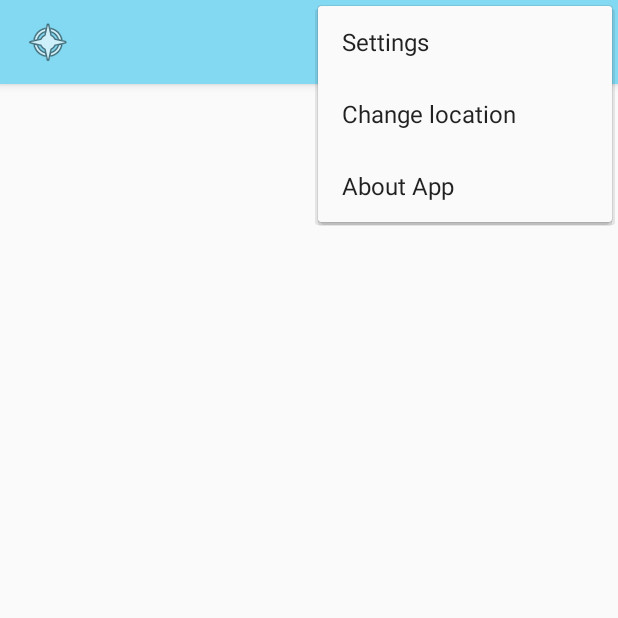
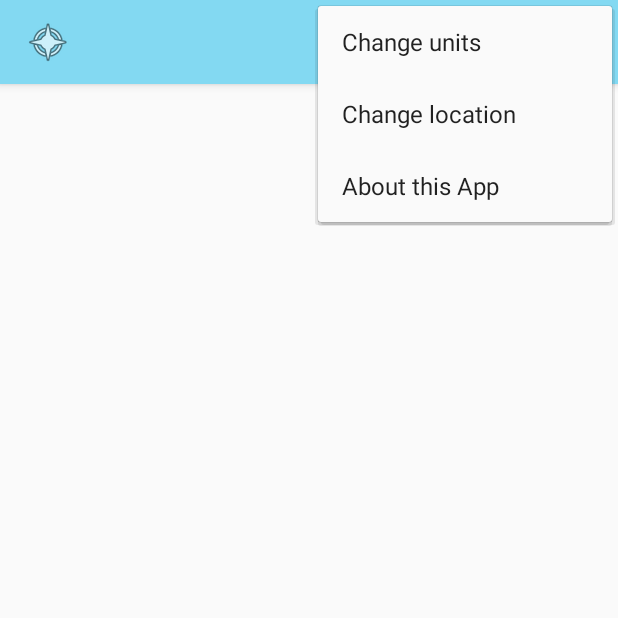
Before and after one commit to IrinaKolobova/WeatherApp, an Android app: the screen it shows after launch (MainActivity), with the options menu open, on a phone screen of 412 x 824 dp, the top half of it. Run offline under Robolectric (Android 15) with nearby library versions, the phone set to English and light mode, and no system bars; our stand-ins replace Picasso; pictures from the network do not load; 1 statement that could not run was skipped.

Commit message:
Code settings dialog

```diff
--- a/app/src/main/java/com/ivk/weatherapp/MainActivity.kt
+++ b/app/src/main/java/com/ivk/weatherapp/MainActivity.kt
@@ -3,7 +3,6 @@ package com.ivk.weatherapp
 import android.Manifest
 import android.annotation.SuppressLint
 import android.content.Context
-import android.content.Intent
 import android.content.pm.PackageManager
 import android.location.Geocoder
 import android.location.Location
@@ -299,7 +298,7 @@ class MainActivity : AppCompatActivity(), GetRawData.OnDownloadComplete,
 
     override fun onCreateOptionsMenu(menu: Menu): Boolean {
         // Inflate the menu; this adds items to the action bar if it is present
-        menuInflater.inflate(R.menu.menu_main, menu)
+        menuInflater.inflate(R.menu.menu, menu)
         return true
     }
 
@@ -308,14 +307,14 @@ class MainActivity : AppCompatActivity(), GetRawData.OnDownloadComplete,
         // automatically handle clicks on the Home/Up button, so long
         // as you specify a parent activity in AndroidManifest.xml.
         return when (item.itemId) {
-            R.id.menumain_settings -> {
+            R.id.menu_settings -> {
                 val dialog = SettingsDialog()
                 dialog.show(supportFragmentManager, null)
                 return true
             }
             else -> super.onOptionsItemSelected(item)
             // TODO: create about dialog
-            //R.id.menumain_about -> showAboutDialog()
+            //R.id.menu_about -> showAboutDialog()
 //            android.R.id.home -> {
 //                Log.d(TAG, "onOptionsItemSelected: home button pressed")
 //                val fragment = findFragmentById(R.id.task_details_container)
@@ -331,12 +330,4 @@ class MainActivity : AppCompatActivity(), GetRawData.OnDownloadComplete,
 //            }
         }
     }
-
-    fun changeLocation(view: View) {
-        // TODO: fill LocationChangeDialog class
-        val dialog = LocationChangeDialog()
-        //dialog.show(supportFragmentManager, null)
-    }
-
-
 }
--- a/app/src/main/res/layout/activity_main.xml
+++ b/app/src/main/res/layout/activity_main.xml
@@ -25,12 +25,11 @@
                 android:gravity="start|center_vertical">
 
                 <ImageView
-                    android:id="@+id/menumain_changeLocation"
+                    android:id="@+id/menu_changeLocation"
                     android:layout_width="wrap_content"
                     android:layout_height="wrap_content"
                     android:src="@android:drawable/ic_menu_compass"
                     android:contentDescription="@string/location_icon"
-                    android:onClick="changeLocation"
                     android:layout_marginEnd="8dp"/>
 
                 <TextView
--- a/app/src/main/res/menu/menu_main.xml
+++ b/app/src/main/res/menu/menu.xml
@@ -1,29 +1,28 @@
 <menu xmlns:android="http://schemas.android.com/apk/res/android"
     xmlns:app="http://schemas.android.com/apk/res-auto"
     xmlns:tools="http://schemas.android.com/tools"
-    tools:context="com.ivk.tasktimer.MainActivity">
-
+    tools:context="com.ivk.weatherapp.MainActivity">
 
     <item
-        android:id="@+id/menumain_settings"
+        android:id="@+id/menu_settings"
         android:icon="@android:drawable/ic_menu_preferences"
-        android:title="@string/menumain_settings"
         android:orderInCategory="1"
-        app:showAsAction="never"/>
+        android:title="@string/menu_settings"
+        app:showAsAction="never" />
     <!-- android:icon="@drawable/ic_settings_white_24dp" -->
 
     <item
-        android:id="@+id/menumain_changeLocation"
+        android:id="@+id/menu_changeLocation"
         android:icon="@android:drawable/ic_menu_mylocation"
-        android:title="@string/menumain_changeLocation"
         android:orderInCategory="2"
-        app:showAsAction="never"/>
+        android:title="@string/menu_changeLocation"
+        app:showAsAction="never" />
 
     <item
-        android:id="@+id/menumain_about"
+        android:id="@+id/menu_about"
         android:icon="@android:drawable/ic_menu_info_details"
-        android:title="@string/menumain_about"
         android:orderInCategory="3"
+        android:title="@string/menu_about"
         app:showAsAction="never" />
 
 </menu>
--- a/app/src/main/res/values/strings.xml
+++ b/app/src/main/res/values/strings.xml
@@ -14,9 +14,9 @@
     <string name="miles_per_hour">m/h</string>
     <string name="location_icon">location icon</string>
     <string name="location_name">%1$s, %2$s</string>
-    <string name="menumain_changeLocation">Change location</string>
-    <string name="menumain_settings">Settings</string>
-    <string name="menumain_about">About App</string>
+    <string name="menu_changeLocation">Change location</string>
+    <string name="menu_settings">Change units</string>
+    <string name="menu_about">About this App</string>
     <string name="cancel">Cancel</string>
     <string name="settingsSelectUnitsTitle">Select units:</string>
     <string name="ok">OK</string>
```
Also changed, not shown: app/src/main/java/com/ivk/weatherapp/SettingsDialog.kt (+54 -20 lines).
